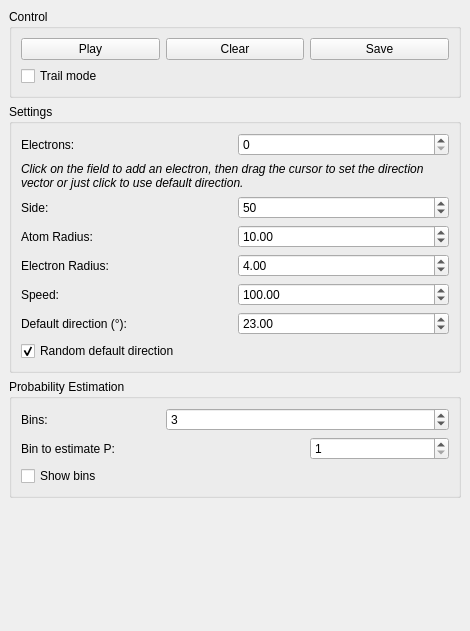
The window that src/window.ui (romovpa/Lorentz-gas) describes before a commit, drawn with Qt 5.
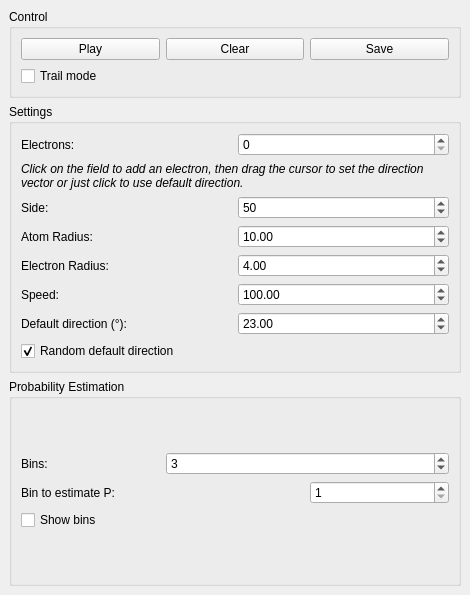
The same window after the commit.

What changed in the file:
```diff
--- a/src/window.ui
+++ b/src/window.ui
@@ -7,7 +7,7 @@
     <x>0</x>
     <y>0</y>
     <width>470</width>
-    <height>631</height>
+    <height>595</height>
    </rect>
   </property>
   <property name="windowTitle">
@@ -15,7 +15,7 @@
   </property>
   <widget class="QWidget" name="centralwidget">
    <layout class="QGridLayout" name="gridLayout_4">
-    <item row="0" column="0" rowspan="4">
+    <item row="0" column="0" rowspan="3">
      <layout class="QGridLayout" name="nativeLayout"/>
     </item>
     <item row="0" column="1">
@@ -318,19 +318,6 @@
       </layout>
      </widget>
     </item>
-    <item row="3" column="1">
-     <spacer name="verticalSpacer">
-      <property name="orientation">
-       <enum>Qt::Vertical</enum>
-      </property>
-      <property name="sizeHint" stdset="0">
-       <size>
-        <width>20</width>
-        <height>8</height>
-       </size>
-      </property>
-     </spacer>
-    </item>
    </layout>
   </widget>
  </widget>
```
